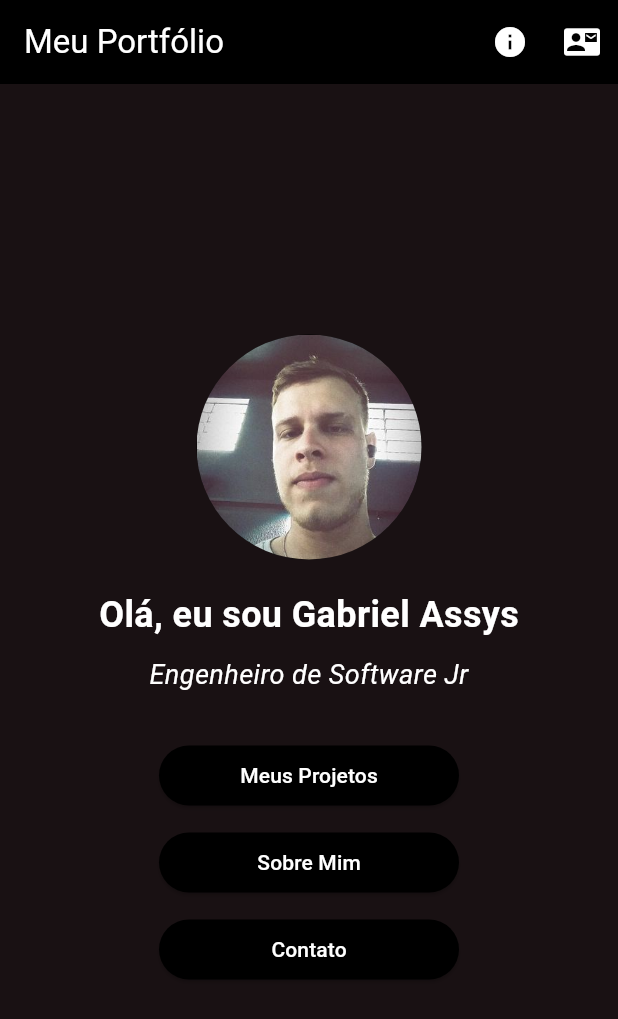
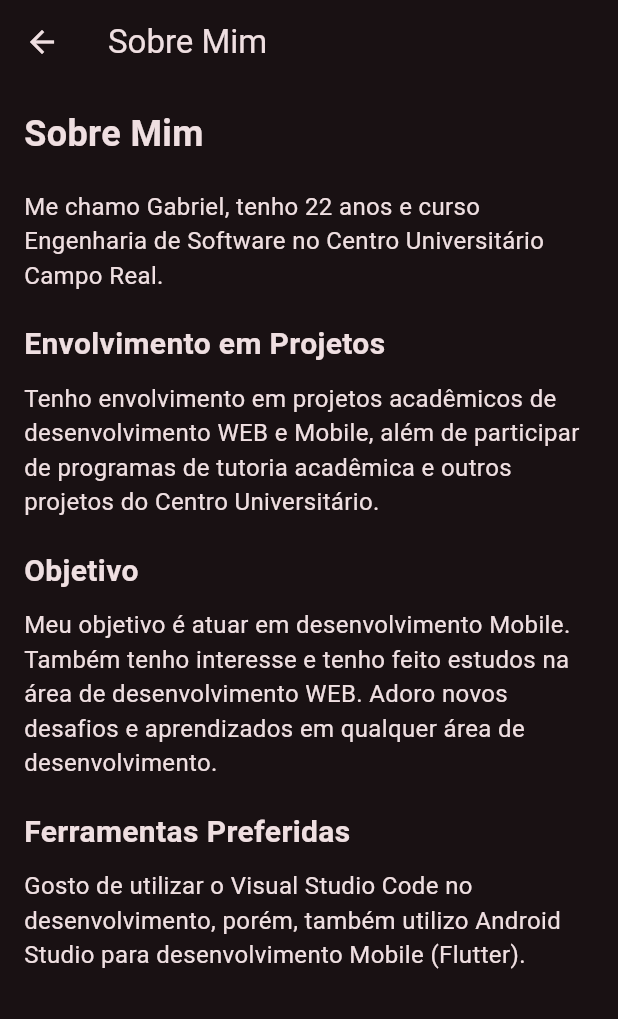
Before and after one commit to GABRIEL-ASSYS/portifolio-flutter, a Flutter app: the screen it shows after launch, after a tap on "Sobre Mim", on a phone screen of 412 x 824 dp. Shown: the top 1019 px of the screen. Run offline on Flutter 3.47's test engine with Material 3 defaults, Android fonts, the phone set to English and light mode, and no system bars; our stand-ins replace font_awesome_flutter.

Commit message:
criando tela sobre mim

```diff
--- a/lib/main.dart
+++ b/lib/main.dart
@@ -1,6 +1,7 @@
 import 'package:flutter/material.dart';
 import 'package:portifolio/screens/contato.dart';
 import 'package:portifolio/screens/projetos.dart';
+import 'package:portifolio/screens/sobre.dart';
 
 void main() {
   runApp(const MyApp());
@@ -47,13 +48,19 @@ class _MyHomePageState extends State<MyHomePage> {
           IconButton(
             icon: const Icon(Icons.info, color: Colors.white),
             onPressed: () {
-              // Navegar para a página "Sobre"
+              Navigator.push(
+                context,
+                MaterialPageRoute(builder: (context) => const AboutPage()),
+              );
             },
           ),
           IconButton(
             icon: const Icon(Icons.contact_mail, color: Colors.white),
             onPressed: () {
-              // Navegar para a página "Contato"
+              Navigator.push(
+                context,
+                MaterialPageRoute(builder: (context) => const ContactPage()),
+              );
             },
           ),
         ],
@@ -106,7 +113,10 @@ class _MyHomePageState extends State<MyHomePage> {
                     foregroundColor: Colors.white,
                   ),
                   onPressed: () {
-                    // Navegar para a página de Sobre Mim
+                    Navigator.push(
+                      context,
+                      MaterialPageRoute(builder: (context) => const AboutPage()),
+                    );
                   },
                   child: const Text('Sobre Mim'),
                 ),
--- a/lib/screens/contato.dart
+++ b/lib/screens/contato.dart
@@ -2,7 +2,7 @@ import 'package:flutter/material.dart';
 import 'package:font_awesome_flutter/font_awesome_flutter.dart';
 
 class ContactPage extends StatelessWidget {
-  const ContactPage({Key? key}) : super(key: key);
+  const ContactPage({super.key});
 
   @override
   Widget build(BuildContext context) {
@@ -57,11 +57,11 @@ class ContactOption extends StatelessWidget {
   final String value;
 
   const ContactOption({
-    Key? key,
+    super.key,
     required this.icon,
     required this.label,
     required this.value,
-  }) : super(key: key);
+  });
 
   @override
   Widget build(BuildContext context) {
--- a/lib/screens/projetos.dart
+++ b/lib/screens/projetos.dart
@@ -2,7 +2,7 @@ import 'package:flutter/material.dart';
 import 'package:url_launcher/url_launcher.dart';
 
 class ProjectPage extends StatelessWidget {
-  const ProjectPage({Key? key}) : super(key: key);
+  const ProjectPage({super.key});
 
   @override
   Widget build(BuildContext context) {
@@ -141,11 +141,11 @@ class ProjectCard extends StatelessWidget {
   final String githubUrl;
 
   const ProjectCard({
-    Key? key,
+    super.key,
     required this.title,
     required this.description,
     required this.githubUrl,
-  }) : super(key: key);
+  });
 
   void _launchURL() async {
     if (await canLaunch(githubUrl)) {
--- a/lib/screens/sobre.dart
+++ b/lib/screens/sobre.dart
@@ -0,0 +1,61 @@
+import 'package:flutter/material.dart';
+
+class AboutPage extends StatelessWidget {
+  const AboutPage({super.key});
+
+  @override
+  Widget build(BuildContext context) {
+    return Scaffold(
+      appBar: AppBar(
+        title: const Text('Sobre Mim'),
+      ),
+      body: const Padding(
+        padding: EdgeInsets.all(16.0),
+        child: Column(
+          crossAxisAlignment: CrossAxisAlignment.start,
+          children: [
+            Text(
+              'Sobre Mim',
+              style: TextStyle(fontSize: 24, fontWeight: FontWeight.bold),
+            ),
+            SizedBox(height: 20),
+            Text(
+              'Me chamo Gabriel, tenho 22 anos e curso Engenharia de Software no Centro Universitário Campo Real.',
+              style: TextStyle(fontSize: 16),
+            ),
+            SizedBox(height: 20),
+            Text(
+              'Envolvimento em Projetos',
+              style: TextStyle(fontSize: 20, fontWeight: FontWeight.bold),
+            ),
+            SizedBox(height: 10),
+            Text(
+              'Tenho envolvimento em projetos acadêmicos de desenvolvimento WEB e Mobile, além de participar de programas de tutoria acadêmica e outros projetos do Centro Universitário.',
+              style: TextStyle(fontSize: 16),
+            ),
+            SizedBox(height: 20),
+            Text(
+              'Objetivo',
+              style: TextStyle(fontSize: 20, fontWeight: FontWeight.bold),
+            ),
+            SizedBox(height: 10),
+            Text(
+              'Meu objetivo é atuar em desenvolvimento Mobile. Também tenho interesse e tenho feito estudos na área de desenvolvimento WEB. Adoro novos desafios e aprendizados em qualquer área de desenvolvimento.',
+              style: TextStyle(fontSize: 16),
+            ),
+            SizedBox(height: 20),
+            Text(
+              'Ferramentas Preferidas',
+              style: TextStyle(fontSize: 20, fontWeight: FontWeight.bold),
+            ),
+            SizedBox(height: 10),
+            Text(
+              'Gosto de utilizar o Visual Studio Code no desenvolvimento, porém, também utilizo Android Studio para desenvolvimento Mobile (Flutter).',
+              style: TextStyle(fontSize: 16),
+            ),
+          ],
+        ),
+      ),
+    );
+  }
+}
```
